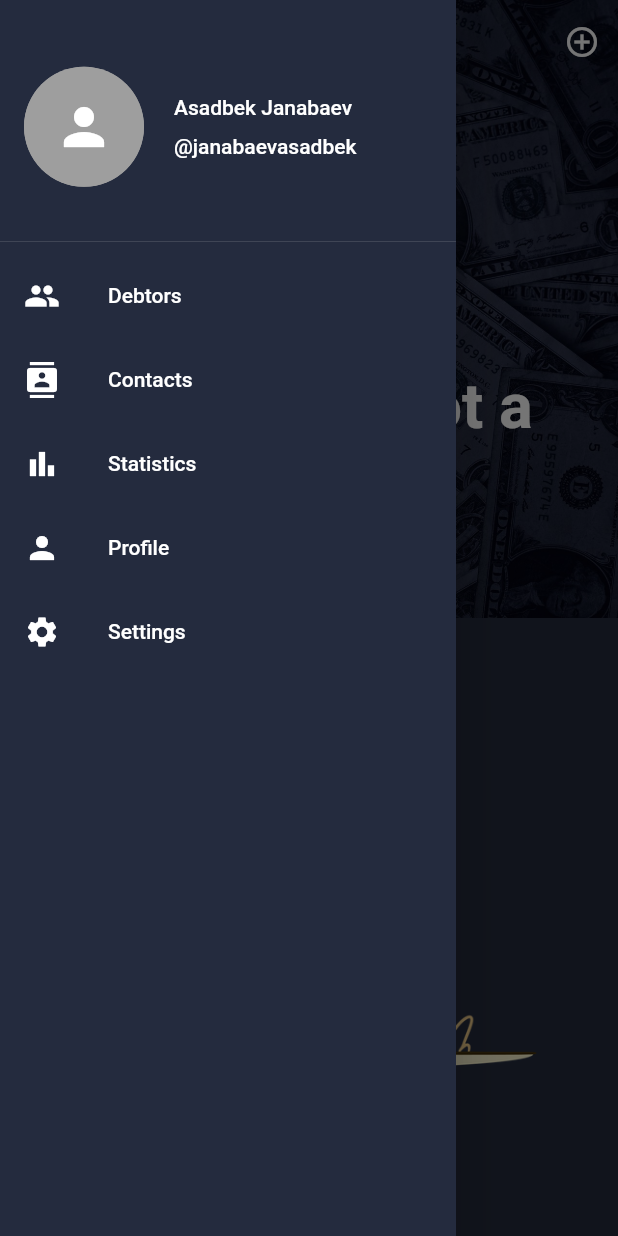
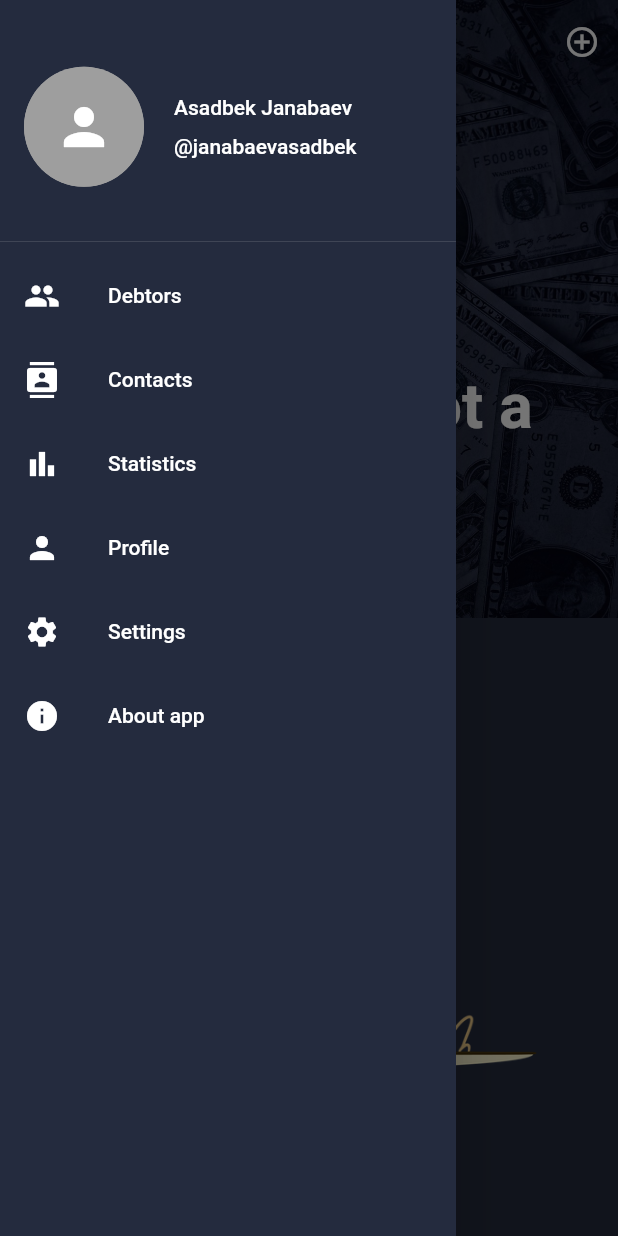
Before and after one commit to AsadbekDeveloper/debt_tracker, a Flutter app: the screen it shows after launch, with the side drawer open, on a phone screen of 412 x 824 dp. Run offline on Flutter 3.47's test engine with Material 2 defaults, Android fonts, the phone set to English and light mode, and no system bars.

```diff
--- a/lib/common/debt_item.dart
+++ b/lib/common/debt_item.dart
@@ -1,9 +1,8 @@
-import 'package:debt_tracker/debts.dart';
+import 'package:debt_tracker/provider/debts.dart';
 import 'package:flutter/material.dart';
 import '../constants.dart';
 import 'package:provider/provider.dart';
 import './avatar.dart';
-import '../constants.dart';
 
 class DebtItem extends StatelessWidget {
   final index;
--- /dev/null
+++ b/lib/home_page/drawer.dart
@@ -0,0 +1,91 @@
+import 'package:flutter/material.dart';
+import '../common/avatar.dart';
+import '../screens/profile_screen.dart';
+import '../screens/debtors_screen.dart';
+
+class MainDrawer extends StatelessWidget {
+  const MainDrawer({
+    Key? key,
+  }) : super(key: key);
+
+  @override
+  Widget build(BuildContext context) {
+    void tapHandle(id) {
+      Navigator.of(context).pop();
+      Navigator.pushNamed(context, id);
+    }
+
+    return Drawer(
+      child: ListView(
+        children: [
+          DrawerHeader(
+            child: Container(
+              height: 150,
+              child: Row(
+                children: [
+                  GestureDetector(
+                      onTap: () {
+                        tapHandle(ProfileScreen.id);
+                      },
+                      child: Hero(tag: 'profile_pic', child: Avatar(size: 80))),
+                  Column(
+                    crossAxisAlignment: CrossAxisAlignment.start,
+                    mainAxisAlignment: MainAxisAlignment.center,
+                    children: [
+                      Text('Asadbek Janabaev'),
+                      SizedBox(
+                        height: 10,
+                      ),
+                      Text('@janabaevasadbek'),
+                    ],
+                  )
+                ],
+              ),
+            ),
+          ),
+          ListTile(
+            leading: Icon(Icons.people),
+            title: Text("Debtors"),
+            onTap: () {
+              tapHandle(DebtorsScreen.id);
+            },
+          ),
+          ListTile(
+            leading: Icon(Icons.contacts),
+            title: Text("Contacts"),
+            onTap: () {},
+          ),
+          ListTile(
+            leading: Icon(Icons.bar_chart_sharp),
+            title: Text("Statistics"),
+            onTap: () {},
+          ),
+          ListTile(
+            leading: Icon(Icons.person),
+            title: Text("Profile"),
+            onTap: () {
+              tapHandle(ProfileScreen.id);
+            },
+          ),
+          ListTile(
+            leading: Icon(Icons.settings),
+            title: Text("Settings"),
+            onTap: () {},
+          ),
+          AboutListTile(
+            icon: Icon(
+              Icons.info,
+            ),
+            child: Text('About app'),
+            applicationIcon: Icon(
+              Icons.local_play,
+            ),
+            applicationName: 'Debt Tracker',
+            applicationVersion: '1.0.0.0',
+            applicationLegalese: '© 2022 Company',
+          ),
+        ],
+      ),
+    );
+  }
+}
--- a/lib/home_page/home_top.dart
+++ b/lib/home_page/home_top.dart
@@ -1,7 +1,7 @@
 import 'package:flutter/material.dart';
 import 'package:provider/provider.dart';
 import '../constants.dart';
-import '../debts.dart';
+import '../provider/debts.dart';
 
 class HomeTop extends StatelessWidget {
   const HomeTop({
@@ -12,7 +12,8 @@ class HomeTop extends StatelessWidget {
   final Size size;
   @override
   Widget build(BuildContext context) {
-    final sum = Provider.of<DebtModel>(context).findSum();
+    final debtsData = Provider.of<DebtModel>(context);
+    final sum = debtsData.findSum();
     return Container(
       height: size.height / 2,
       width: size.width,
--- a/lib/main.dart
+++ b/lib/main.dart
@@ -1,11 +1,11 @@
-import 'package:debt_tracker/common/avatar.dart';
-import 'package:debt_tracker/debts.dart';
+import 'package:debt_tracker/provider/debts.dart';
 import 'package:flutter/material.dart';
 import 'package:provider/provider.dart';
 import 'constants.dart';
-import './home_page/home_top.dart';
-import './home_page/home_bottom.dart';
-import './add_debtor.dart';
+import 'screens/home_screen.dart';
+import 'screens/add_debt_screen.dart';
+import './screens/profile_screen.dart';
+import './screens/debtors_screen.dart';
 
 void main(List<String> args) {
   runApp(ChangeNotifierProvider(
@@ -30,110 +30,10 @@ class MyApp extends StatelessWidget {
       ),
       routes: {
         '/': ((context) => HomePage()),
-        '/addDebtor': (context) => AddDebtor(),
+        AddDebtor.id: (context) => AddDebtor(),
+        ProfileScreen.id: (context) => ProfileScreen(),
+        DebtorsScreen.id: (context) => DebtorsScreen(),
       },
     );
   }
 }
-
-class HomePage extends StatefulWidget {
-  const HomePage({super.key});
-
-  @override
-  State<HomePage> createState() => _HomePageState();
-}
-
-class _HomePageState extends State<HomePage> {
-  @override
-  Widget build(BuildContext context) {
-    var size = MediaQuery.of(context).size;
-    return Scaffold(
-      extendBodyBehindAppBar: true,
-      appBar: AppBar(
-        title: Text('Debtors'),
-        centerTitle: true,
-        actions: [
-          IconButton(
-            onPressed: () {
-              Navigator.of(context).pushNamed('/addDebtor');
-            },
-            icon: Icon(Icons.add_circle_outline),
-          )
-        ],
-        elevation: 0,
-        backgroundColor: Colors.transparent,
-      ),
-      body: SingleChildScrollView(
-        child: Column(
-          children: [
-            HomeTop(size: size),
-            HomeBottom(size: size),
-          ],
-        ),
-      ),
-      drawer: MainDrawer(),
-    );
-  }
-}
-
-class MainDrawer extends StatelessWidget {
-  const MainDrawer({
-    Key? key,
-  }) : super(key: key);
-
-  @override
-  Widget build(BuildContext context) {
-    return Drawer(
-      child: ListView(
-        children: [
-          DrawerHeader(
-            child: Container(
-              height: 150,
-              child: Row(
-                children: [
-                  Avatar(size: 80),
-                  Column(
-                    crossAxisAlignment: CrossAxisAlignment.start,
-                    mainAxisAlignment: MainAxisAlignment.center,
-                    children: [
-                      Text('Asadbek Janabaev'),
-                      SizedBox(
-                        height: 10,
-                      ),
-                      Text('@janabaevasadbek'),
-                    ],
-                  )
-                ],
-              ),
-            ),
-          ),
-          ListTile(
-            leading: Icon(Icons.people),
-            title: Text("Debtors"),
-            onTap: () {},
-          ),
-          ListTile(
-            leading: Icon(Icons.contacts),
-            title: Text("Contacts"),
-            onTap: () {},
-          ),
-          ListTile(
-            leading: Icon(Icons.bar_chart_sharp),
-            title: Text("Statistics"),
-            onTap: () {},
-          ),
-          ListTile(
-            leading: Icon(Icons.person),
-            title: Text("Profile"),
-            onTap: () {},
-          ),
-          ListTile(
-            leading: Icon(Icons.settings),
-            title: Text("Settings"),
-            onTap: () {},
-          ),
-        ],
-      ),
-    );
-  }
-}
--- /dev/null
+++ b/lib/screens/home_screen.dart
@@ -0,0 +1,45 @@
+import 'package:flutter/material.dart';
+import '../home_page/drawer.dart';
+import '../home_page/home_bottom.dart';
+import '/home_page/home_top.dart';
+import 'add_debt_screen.dart';
+
+class HomePage extends StatefulWidget {
+  const HomePage({super.key});
+
+  @override
+  State<HomePage> createState() => _HomePageState();
+}
+
+class _HomePageState extends State<HomePage> {
+  @override
+  Widget build(BuildContext context) {
+    var size = MediaQuery.of(context).size;
+    return Scaffold(
+      extendBodyBehindAppBar: true,
+      appBar: AppBar(
+        title: Text('Debtors'),
+        centerTitle: true,
+        actions: [
+          IconButton(
+            onPressed: () {
+              Navigator.of(context).pushNamed(AddDebtor.id);
+            },
+            icon: Icon(Icons.add_circle_outline),
+          )
+        ],
+        elevation: 0,
+        backgroundColor: Colors.transparent,
+      ),
+      body: SingleChildScrollView(
+        child: Column(
+          children: [
+            HomeTop(size: size),
+            HomeBottom(size: size),
+          ],
+        ),
+      ),
+      drawer: MainDrawer(),
+    );
+  }
+}
```
Also changed, not shown: lib/home_page/home_bottom.dart (+47 -4 lines), lib/provider/debts.dart (renamed from lib/debts.dart, +22 -2 lines), lib/screens/add_debt_screen.dart (renamed from lib/add_debtor.dart, +5 -5 lines), lib/screens/debtors_screen.dart (added, +58 -0 lines), lib/screens/profile_screen.dart (added, +122 -0 lines), 38 other files.
